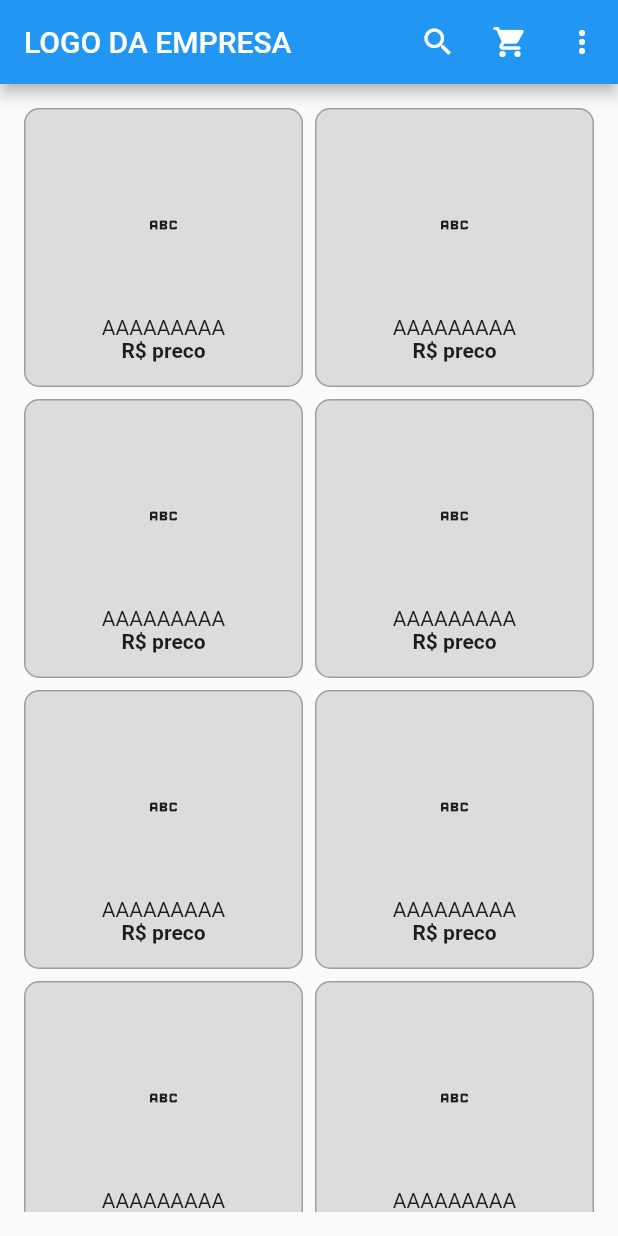
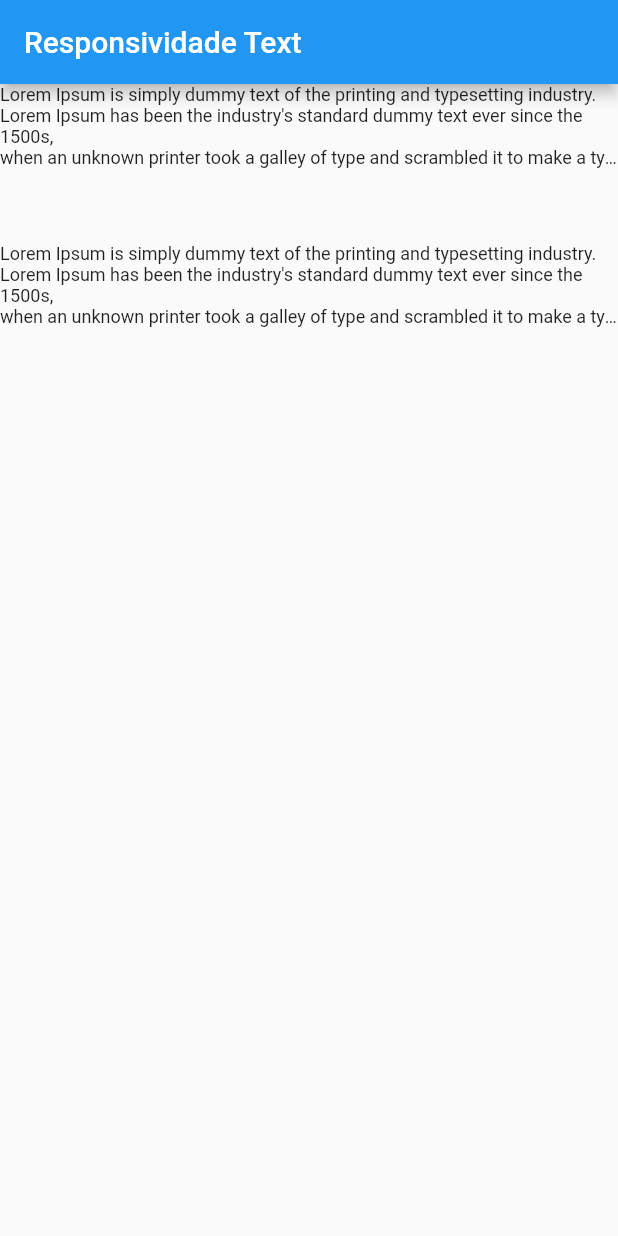
Before and after one commit to PauloRafaelSousaAlves/Responsiveness, a Flutter app: the screen it shows after launch, on a phone screen of 412 x 824 dp. Run offline on Flutter 3.47's test engine with Material 2 defaults, Android fonts, the phone set to English and light mode, and no system bars; drawn by our look-alikes of auto_size_text; missing offline and left inert: dart:html.

Commit message:
text with responsiveness example

```diff
--- a/lib/main.dart
+++ b/lib/main.dart
@@ -1,5 +1,6 @@
 import 'package:flutter/material.dart';
 import 'package:responsiveness/exemplo_loja_virtual/vitual_store.dart';
+import 'package:responsiveness/tipos_responsividade/responsividade_text.dart';
 
 void main() {
   runApp(
@@ -11,7 +12,8 @@ void main() {
       // home: ResponsividadeWrap(),
       // home: ResponsividadeOrientationBuilder(),
       // home: ResponsividadeLayoutBuilder(),
-      home: LojaVirtual(),
+       home: ResponsividadeText(),
+      //home: LojaVirtual(),
     ),
   );
 }
--- /dev/null
+++ b/lib/tipos_responsividade/responsividade_text.dart
@@ -0,0 +1,59 @@
+import 'package:auto_size_text/auto_size_text.dart';
+import 'package:flutter/material.dart';
+
+/// Para utilizarmos a responsividade no Text, podemos usar um package -> auto_size_text
+
+class ResponsividadeText extends StatefulWidget {
+  const ResponsividadeText({Key? key}) : super(key: key);
+
+  @override
+  State<ResponsividadeText> createState() => _ResponsividadeTextState();
+}
+
+class _ResponsividadeTextState extends State<ResponsividadeText> {
+  @override
+  Widget build(BuildContext context) {
+    return Scaffold(
+      appBar: AppBar(
+        title: const Text('Responsividade Text'),
+      ),
+      body: Column(
+        children: const [
+          AutoSizeText(
+            '''Lorem Ipsum is simply dummy text of the printing and typesetting industry.
+Lorem Ipsum has been the industry's standard dummy text ever since the 1500s,
+when an unknown printer took a galley of type and scrambled it to make a type specimen book.
+''',
+            style: TextStyle(
+              fontSize: 26,
+            ),
+            //para o maximo de linhas a ser exibido
+            maxLines: 4,
+            //para o tamanho minimo da letra quando a tela for diminuindo
+            minFontSize: 12,
+            //para colocar as reticencias ao final, quando o texto for cortado
+            overflow: TextOverflow.ellipsis,
+          ),
+          SizedBox(
+            height: 50,
+          ),
+          AutoSizeText(
+            '''Lorem Ipsum is simply dummy text of the printing and typesetting industry.
+Lorem Ipsum has been the industry's standard dummy text ever since the 1500s,
+when an unknown printer took a galley of type and scrambled it to make a type specimen book.
+''',
+            style: TextStyle(
+              fontSize: 26,
+            ),
+            //para o maximo de linhas a ser exibido
+            maxLines: 4,
+            //para o tamanho minimo da letra quando a tela for diminuindo
+            minFontSize: 12,
+            //para colocar as reticencias ao final, quando o texto for cortado
+            overflow: TextOverflow.ellipsis,
+          ),
+        ],
+      ),
+    );
+  }
+}
```
Also changed, not shown: pubspec.yaml (+2 -30 lines), pubspec.lock.
